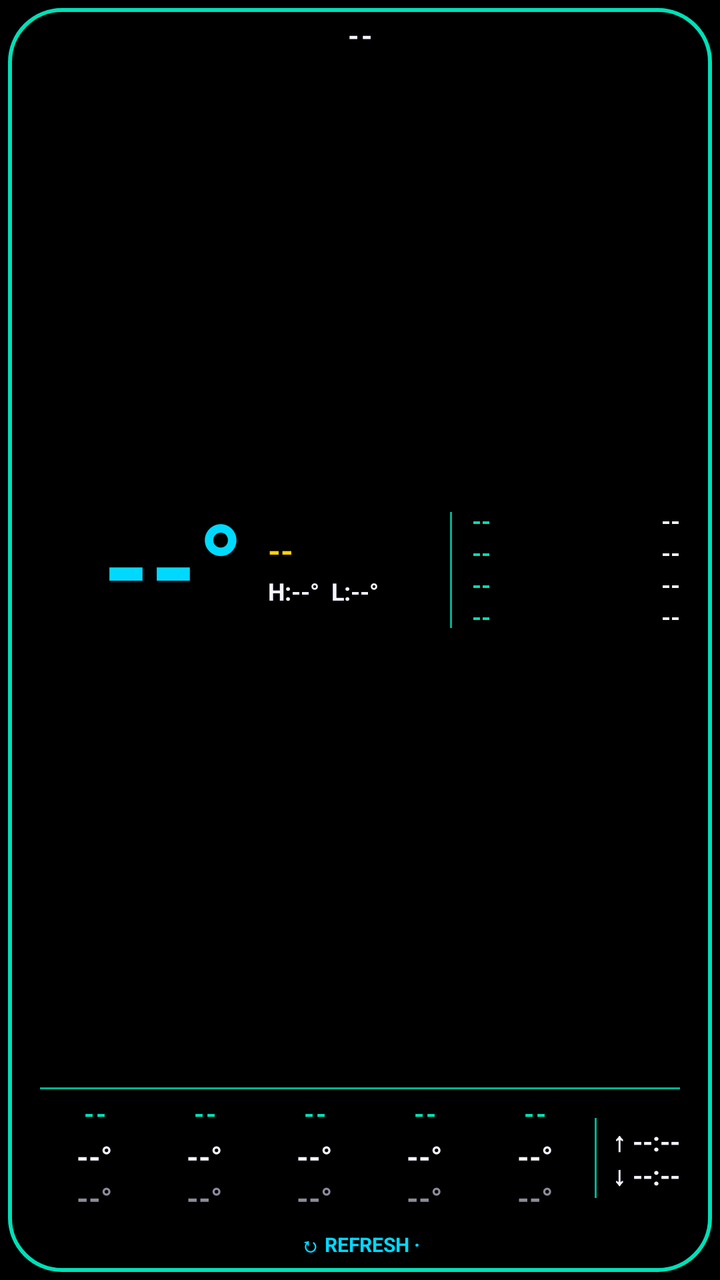
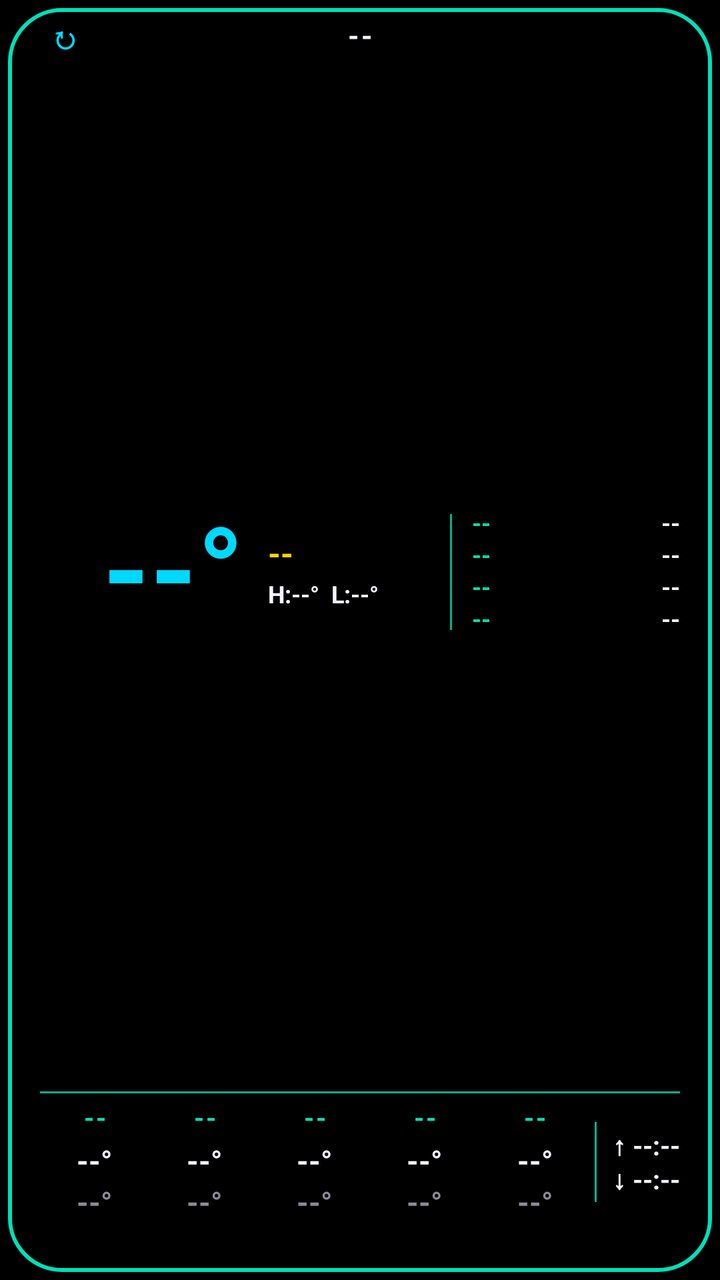

Before-and-after screenshots of an Android layout around one commit, followed by the original layout XML and the change that was made.
<!-- AndroidManifest.xml: application theme Theme.WeatherWidget -->
<!-- res/layout/widget_weather_wide.xml -->
<?xml version="1.0" encoding="utf-8"?>
<LinearLayout xmlns:android="http://schemas.android.com/apk/res/android"
    android:id="@+id/weatherWidgetRoot"
    android:layout_width="match_parent"
    android:layout_height="match_parent"
    android:orientation="vertical"
    android:background="@drawable/widget_background_r26_inset"
    android:paddingTop="10dp"
    android:paddingBottom="10dp"
    android:paddingStart="20dp"
    android:paddingEnd="20dp">

    
    <LinearLayout
        android:layout_width="match_parent"
        android:layout_height="wrap_content"
        android:orientation="horizontal"
        android:gravity="center_vertical">
        <TextView
            android:id="@+id/wideCityText"
            android:layout_width="0dp"
            android:layout_height="wrap_content"
            android:layout_weight="1"
            android:gravity="center"
            android:includeFontPadding="false"
            android:textColor="@color/retro_white"
            android:textStyle="bold"
            android:textSize="14sp"
            android:textAllCaps="true"
            android:letterSpacing="0.08"
            android:singleLine="true"
            android:ellipsize="end"
            android:text="--" />
    </LinearLayout>

    
    <LinearLayout
        android:layout_width="match_parent"
        android:layout_height="0dp"
        android:layout_weight="1"
        android:orientation="horizontal"
        android:gravity="center_vertical"
        android:baselineAligned="false">

        
        <LinearLayout
            android:layout_width="0dp"
            android:layout_height="wrap_content"
            android:layout_weight="1"
            android:orientation="horizontal"
            android:gravity="center"
            android:baselineAligned="false">

        <TextView
            android:id="@+id/wideTempText"
            android:layout_width="wrap_content"
            android:layout_height="wrap_content"
            android:includeFontPadding="false"
            android:textColor="@color/retro_cyan"
            android:textStyle="bold"
            android:textSize="60sp"
            android:singleLine="true"
            android:text="--°" />

        <LinearLayout
            android:layout_width="wrap_content"
            android:layout_height="wrap_content"
            android:layout_marginStart="12dp"
            android:orientation="vertical">
            <TextView
                android:id="@+id/wideConditionText"
                android:layout_width="wrap_content"
                android:layout_height="wrap_content"
                android:includeFontPadding="false"
                android:textColor="@color/retro_yellow"
                android:textStyle="bold"
                android:textSize="16sp"
                android:singleLine="true"
                android:text="--" />
            <TextView
                android:id="@+id/wideHighLowText"
                android:layout_width="wrap_content"
                android:layout_height="wrap_content"
                android:layout_marginTop="4dp"
                android:includeFontPadding="false"
                android:textColor="@color/retro_white"
                android:textStyle="bold"
                android:textSize="12sp"
                android:singleLine="true"
                android:text="H:--°  L:--°" />
        </LinearLayout>
        </LinearLayout>

        
        <TextView
            android:layout_width="1dp"
            android:layout_height="58dp"
            android:layout_marginStart="4dp"
            android:layout_marginEnd="10dp"
            android:background="@color/retro_teal_dim" />

        <LinearLayout
            android:layout_width="104dp"
            android:layout_height="64dp"
            android:orientation="vertical">
            <LinearLayout
                android:layout_width="match_parent"
                android:layout_height="0dp"
                android:layout_weight="1"
                android:orientation="horizontal"
                android:gravity="center_vertical">
                <TextView
                    android:id="@+id/wideStat0Label"
                    android:layout_width="wrap_content"
                    android:layout_height="wrap_content"
                    android:includeFontPadding="false"
                    android:textColor="@color/retro_teal"
                    android:textStyle="bold"
                    android:textSize="12sp"
                    android:singleLine="true"
                    android:text="--" />
                <TextView
                    android:id="@+id/wideStat0Value"
                    android:layout_width="0dp"
                    android:layout_height="wrap_content"
                    android:layout_weight="1"
                    android:includeFontPadding="false"
                    android:gravity="end"
                    android:textColor="@color/retro_white"
                    android:textStyle="bold"
                    android:textSize="12sp"
                    android:singleLine="true"
                    android:text="--" />
            </LinearLayout>
            <LinearLayout
                android:layout_width="match_parent"
                android:layout_height="0dp"
                android:layout_weight="1"
                android:orientation="horizontal"
                android:gravity="center_vertical">
                <TextView
                    android:id="@+id/wideStat1Label"
                    android:layout_width="wrap_content"
                    android:layout_height="wrap_content"
                    android:includeFontPadding="false"
                    android:textColor="@color/retro_teal"
                    android:textStyle="bold"
                    android:textSize="12sp"
                    android:singleLine="true"
                    android:text="--" />
                <TextView
                    android:id="@+id/wideStat1Value"
                    android:layout_width="0dp"
                    android:layout_height="wrap_content"
                    android:layout_weight="1"
                    android:includeFontPadding="false"
                    android:gravity="end"
                    android:textColor="@color/retro_white"
                    android:textStyle="bold"
                    android:textSize="12sp"
                    android:singleLine="true"
                    android:text="--" />
            </LinearLayout>
            <LinearLayout
                android:layout_width="match_parent"
                android:layout_height="0dp"
                android:layout_weight="1"
                android:orientation="horizontal"
                android:gravity="center_vertical">
                <TextView
                    android:id="@+id/wideStat2Label"
                    android:layout_width="wrap_content"
                    android:layout_height="wrap_content"
                    android:includeFontPadding="false"
                    android:textColor="@color/retro_teal"
                    android:textStyle="bold"
                    android:textSize="12sp"
                    android:singleLine="true"
                    android:text="--" />
                <TextView
                    android:id="@+id/wideStat2Value"
                    android:layout_width="0dp"
                    android:layout_height="wrap_content"
                    android:layout_weight="1"
                    android:includeFontPadding="false"
                    android:gravity="end"
                    android:textColor="@color/retro_white"
                    android:textStyle="bold"
                    android:textSize="12sp"
                    android:singleLine="true"
                    android:text="--" />
            </LinearLayout>
            <LinearLayout
                android:layout_width="match_parent"
                android:layout_height="0dp"
                android:layout_weight="1"
                android:orientation="horizontal"
                android:gravity="center_vertical">
                <TextView
                    android:id="@+id/wideStat3Label"
                    android:layout_width="wrap_content"
                    android:layout_height="wrap_content"
                    android:includeFontPadding="false"
                    android:textColor="@color/retro_teal"
                    android:textStyle="bold"
                    android:textSize="12sp"
                    android:singleLine="true"
                    android:text="--" />
                <TextView
                    android:id="@+id/wideStat3Value"
                    android:layout_width="0dp"
                    android:layout_height="wrap_content"
                    android:layout_weight="1"
                    android:includeFontPadding="false"
                    android:gravity="end"
                    android:textColor="@color/retro_white"
                    android:textStyle="bold"
                    android:textSize="12sp"
                    android:singleLine="true"
                    android:text="--" />
            </LinearLayout>
        </LinearLayout>
    </LinearLayout>

    
    <TextView
        android:layout_width="match_parent"
        android:layout_height="1dp"
        android:layout_marginBottom="5dp"
        android:background="@color/retro_teal_dim" />

    
    <LinearLayout
        android:layout_width="match_parent"
        android:layout_height="wrap_content"
        android:orientation="horizontal"
        android:gravity="center_vertical"
        android:baselineAligned="false">
        <LinearLayout
            android:layout_width="0dp"
            android:layout_height="wrap_content"
            android:layout_weight="1"
            android:orientation="vertical"
            android:gravity="center_horizontal">
            <TextView
                android:id="@+id/wideDay0Label"
                android:layout_width="wrap_content"
                android:layout_height="wrap_content"
                android:includeFontPadding="false"
                android:textColor="@color/retro_teal"
                android:textStyle="bold"
                android:textSize="13sp"
                android:letterSpacing="0.06"
                android:text="--" />
            <TextView
                android:id="@+id/wideDay0High"
                android:layout_width="wrap_content"
                android:layout_height="wrap_content"
                android:layout_marginTop="5dp"
                android:includeFontPadding="false"
                android:textColor="@color/retro_white"
                android:textStyle="bold"
                android:textSize="15sp"
                android:singleLine="true"
                android:text="--°" />
            <TextView
                android:id="@+id/wideDay0Low"
                android:layout_width="wrap_content"
                android:layout_height="wrap_content"
                android:layout_marginTop="3dp"
                android:includeFontPadding="false"
                android:textColor="@color/retro_white_dim"
                android:textStyle="bold"
                android:textSize="15sp"
                android:singleLine="true"
                android:text="--°" />
        </LinearLayout>
        <LinearLayout
            android:layout_width="0dp"
            android:layout_height="wrap_content"
            android:layout_weight="1"
            android:orientation="vertical"
            android:gravity="center_horizontal">
            <TextView
                android:id="@+id/wideDay1Label"
                android:layout_width="wrap_content"
                android:layout_height="wrap_content"
                android:includeFontPadding="false"
                android:textColor="@color/retro_teal"
                android:textStyle="bold"
                android:textSize="13sp"
                android:letterSpacing="0.06"
                android:text="--" />
            <TextView
                android:id="@+id/wideDay1High"
                android:layout_width="wrap_content"
                android:layout_height="wrap_content"
                android:layout_marginTop="5dp"
                android:includeFontPadding="false"
                android:textColor="@color/retro_white"
                android:textStyle="bold"
                android:textSize="15sp"
                android:singleLine="true"
                android:text="--°" />
            <TextView
                android:id="@+id/wideDay1Low"
                android:layout_width="wrap_content"
                android:layout_height="wrap_content"
                android:layout_marginTop="3dp"
                android:includeFontPadding="false"
                android:textColor="@color/retro_white_dim"
                android:textStyle="bold"
                android:textSize="15sp"
                android:singleLine="true"
                android:text="--°" />
        </LinearLayout>
        <LinearLayout
            android:layout_width="0dp"
            android:layout_height="wrap_content"
            android:layout_weight="1"
            android:orientation="vertical"
            android:gravity="center_horizontal">
            <TextView
                android:id="@+id/wideDay2Label"
                android:layout_width="wrap_content"
                android:layout_height="wrap_content"
                android:includeFontPadding="false"
                android:textColor="@color/retro_teal"
                android:textStyle="bold"
                android:textSize="13sp"
                android:letterSpacing="0.06"
                android:text="--" />
            <TextView
                android:id="@+id/wideDay2High"
                android:layout_width="wrap_content"
                android:layout_height="wrap_content"
                android:layout_marginTop="5dp"
                android:includeFontPadding="false"
                android:textColor="@color/retro_white"
                android:textStyle="bold"
                android:textSize="15sp"
                android:singleLine="true"
                android:text="--°" />
            <TextView
                android:id="@+id/wideDay2Low"
                android:layout_width="wrap_content"
                android:layout_height="wrap_content"
                android:layout_marginTop="3dp"
                android:includeFontPadding="false"
                android:textColor="@color/retro_white_dim"
                android:textStyle="bold"
                android:textSize="15sp"
                android:singleLine="true"
                android:text="--°" />
        </LinearLayout>
        <LinearLayout
            android:layout_width="0dp"
            android:layout_height="wrap_content"
            android:layout_weight="1"
            android:orientation="vertical"
            android:gravity="center_horizontal">
            <TextView
                android:id="@+id/wideDay3Label"
                android:layout_width="wrap_content"
                android:layout_height="wrap_content"
                android:includeFontPadding="false"
                android:textColor="@color/retro_teal"
                android:textStyle="bold"
                android:textSize="13sp"
                android:letterSpacing="0.06"
                android:text="--" />
            <TextView
                android:id="@+id/wideDay3High"
                android:layout_width="wrap_content"
                android:layout_height="wrap_content"
                android:layout_marginTop="5dp"
                android:includeFontPadding="false"
                android:textColor="@color/retro_white"
                android:textStyle="bold"
                android:textSize="15sp"
                android:singleLine="true"
                android:text="--°" />
            <TextView
                android:id="@+id/wideDay3Low"
                android:layout_width="wrap_content"
                android:layout_height="wrap_content"
                android:layout_marginTop="3dp"
                android:includeFontPadding="false"
                android:textColor="@color/retro_white_dim"
                android:textStyle="bold"
                android:textSize="15sp"
                android:singleLine="true"
                android:text="--°" />
        </LinearLayout>
        <LinearLayout
            android:layout_width="0dp"
            android:layout_height="wrap_content"
            android:layout_weight="1"
            android:orientation="vertical"
            android:gravity="center_horizontal">
            <TextView
                android:id="@+id/wideDay4Label"
                android:layout_width="wrap_content"
                android:layout_height="wrap_content"
                android:includeFontPadding="false"
                android:textColor="@color/retro_teal"
                android:textStyle="bold"
                android:textSize="13sp"
                android:letterSpacing="0.06"
                android:text="--" />
            <TextView
                android:id="@+id/wideDay4High"
                android:layout_width="wrap_content"
                android:layout_height="wrap_content"
                android:layout_marginTop="5dp"
                android:includeFontPadding="false"
                android:textColor="@color/retro_white"
                android:textStyle="bold"
                android:textSize="15sp"
                android:singleLine="true"
                android:text="--°" />
            <TextView
                android:id="@+id/wideDay4Low"
                android:layout_width="wrap_content"
                android:layout_height="wrap_content"
                android:layout_marginTop="3dp"
                android:includeFontPadding="false"
                android:textColor="@color/retro_white_dim"
                android:textStyle="bold"
                android:textSize="15sp"
                android:singleLine="true"
                android:text="--°" />
        </LinearLayout>

        <TextView
            android:layout_width="1dp"
            android:layout_height="40dp"
            android:layout_marginStart="2dp"
            android:layout_marginEnd="8dp"
            android:background="@color/retro_teal_dim" />

        <LinearLayout
            android:layout_width="wrap_content"
            android:layout_height="wrap_content"
            android:orientation="vertical"
            android:gravity="center_vertical">
            <TextView
                android:id="@+id/wideSunriseText"
                android:layout_width="wrap_content"
                android:layout_height="wrap_content"
                android:includeFontPadding="false"
                android:textColor="@color/retro_white"
                android:textStyle="bold"
                android:textSize="13sp"
                android:singleLine="true"
                android:text="↑ --:--" />
            <TextView
                android:id="@+id/wideSunsetText"
                android:layout_width="wrap_content"
                android:layout_height="wrap_content"
                android:layout_marginTop="-1dp"
                android:includeFontPadding="false"
                android:textColor="@color/retro_white"
                android:textStyle="bold"
                android:textSize="13sp"
                android:singleLine="true"
                android:text="↓ --:--" />
        </LinearLayout>
    </LinearLayout>

    
    <FrameLayout
        android:id="@+id/refreshArea"
        android:layout_width="match_parent"
        android:layout_height="wrap_content"
        android:layout_marginTop="4dp"
        android:paddingTop="3dp"
        android:paddingBottom="1dp">

        <LinearLayout
            android:id="@+id/refreshLines"
            android:layout_width="match_parent"
            android:layout_height="wrap_content"
            android:orientation="horizontal"
            android:gravity="center">
            <TextView
                android:id="@+id/tapRefreshText"
                android:layout_width="wrap_content"
                android:layout_height="wrap_content"
                android:includeFontPadding="false"
                android:textColor="@color/retro_cyan"
                android:textStyle="bold"
                android:textSize="10sp"
                android:singleLine="true"
                android:text="@string/widget_wide_refresh" />
            <TextView
                android:id="@+id/updatedText"
                android:layout_width="wrap_content"
                android:layout_height="wrap_content"
                android:includeFontPadding="false"
                android:textColor="@color/retro_white_dim"
                android:textSize="10sp"
                android:singleLine="true"
                android:ellipsize="end"
                android:text="" />
        </LinearLayout>

        <TextView
            android:id="@+id/updatingText"
            android:layout_width="match_parent"
            android:layout_height="match_parent"
            android:includeFontPadding="false"
            android:gravity="center"
            android:textColor="@color/retro_cyan"
            android:textStyle="bold"
            android:textSize="11sp"
            android:singleLine="true"
            android:text="@string/widget_loading"
            android:visibility="gone" />
    </FrameLayout>

</LinearLayout>
<!-- resources referenced by this layout -->
<resources>
  <color name="retro_cyan">#00D9FF</color>
  <color name="retro_teal">#00E0B8</color>
  <color name="retro_teal_dim">#CC00E0B8</color>
  <color name="retro_white">#F5F5FF</color>
  <color name="retro_white_dim">#8C8C99</color>
  <color name="retro_yellow">#FFD400</color>
  <!-- drawable widget_background_r26_inset (drawable) -->
  <?xml version="1.0" encoding="utf-8"?>
  <layer-list xmlns:android="http://schemas.android.com/apk/res/android">
      <item
          android:drawable="@drawable/widget_background_r26"
          android:left="4dp"
          android:top="4dp"
          android:right="4dp"
          android:bottom="4dp" />
  </layer-list>
  <string name="widget_loading">Updating…</string>
  <string name="widget_wide_refresh">↻ REFRESH  ·  </string>
  <style name="Theme.WeatherWidget" parent="Theme.MaterialComponents.NoActionBar">
          <item name="colorPrimary">@color/retro_teal</item>
          <item name="colorPrimaryDark">@color/black</item>
          <item name="colorAccent">@color/retro_cyan</item>
          <item name="android:windowBackground">@color/black</item>
          <item name="android:textColorPrimary">@color/retro_white</item>
          <item name="android:textColorSecondary">@color/retro_white</item>
      </style>
  <!-- drawable widget_background_r26 (drawable) -->
  <?xml version="1.0" encoding="utf-8"?>
  <layer-list xmlns:android="http://schemas.android.com/apk/res/android">
      <item>
          <shape android:shape="rectangle">
              <solid android:color="@color/black" />
              <corners android:radius="26dp" />
          </shape>
      </item>
      <item>
          <shape android:shape="rectangle">
              <stroke
                  android:width="2dp"
                  android:color="@color/retro_teal" />
              <corners android:radius="26dp" />
          </shape>
      </item>
  </layer-list>
  <color name="black">#000000</color>
</resources>

<!-- the commit's change to res/layout/widget_weather_wide.xml (unified diff, before → after) -->
@@ -17,6 +17,19 @@
         android:orientation="horizontal"
         android:gravity="center_vertical">
         <TextView
+            android:id="@+id/refreshIcon"
+            android:layout_width="40dp"
+            android:layout_height="32dp"
+            android:layout_marginTop="-8dp"
+            android:layout_marginBottom="-8dp"
+            android:layout_marginStart="-8dp"
+            android:gravity="center"
+            android:includeFontPadding="false"
+            android:textColor="@color/retro_cyan"
+            android:textStyle="bold"
+            android:textSize="16sp"
+            android:text="↻" />
+        <TextView
             android:id="@+id/wideCityText"
             android:layout_width="0dp"
             android:layout_height="wrap_content"
@@ -31,6 +44,9 @@
             android:singleLine="true"
             android:ellipsize="end"
             android:text="--" />
+        <TextView
+            android:layout_width="32dp"
+            android:layout_height="1dp" />
     </LinearLayout>
 
     
@@ -469,54 +485,19 @@
     </LinearLayout>
 
     
-    <FrameLayout
-        android:id="@+id/refreshArea"
+    <TextView
+        android:id="@+id/updatedText"
         android:layout_width="match_parent"
         android:layout_height="wrap_content"
         android:layout_marginTop="4dp"
         android:paddingTop="3dp"
-        android:paddingBottom="1dp">
-
-        <LinearLayout
-            android:id="@+id/refreshLines"
-            android:layout_width="match_parent"
-            android:layout_height="wrap_content"
-            android:orientation="horizontal"
-            android:gravity="center">
-            <TextView
-                android:id="@+id/tapRefreshText"
-                android:layout_width="wrap_content"
-                android:layout_height="wrap_content"
-                android:includeFontPadding="false"
-                android:textColor="@color/retro_cyan"
-                android:textStyle="bold"
-                android:textSize="10sp"
-                android:singleLine="true"
-                android:text="@string/widget_wide_refresh" />
-            <TextView
-                android:id="@+id/updatedText"
-                android:layout_width="wrap_content"
-                android:layout_height="wrap_content"
-                android:includeFontPadding="false"
-                android:textColor="@color/retro_white_dim"
-                android:textSize="10sp"
-                android:singleLine="true"
-                android:ellipsize="end"
-                android:text="" />
-        </LinearLayout>
-
-        <TextView
-            android:id="@+id/updatingText"
-            android:layout_width="match_parent"
-            android:layout_height="match_parent"
-            android:includeFontPadding="false"
-            android:gravity="center"
-            android:textColor="@color/retro_cyan"
-            android:textStyle="bold"
-            android:textSize="11sp"
-            android:singleLine="true"
-            android:text="@string/widget_loading"
-            android:visibility="gone" />
-    </FrameLayout>
+        android:paddingBottom="1dp"
+        android:includeFontPadding="false"
+        android:gravity="center"
+        android:textColor="@color/retro_white_dim"
+        android:textSize="10sp"
+        android:singleLine="true"
+        android:ellipsize="end"
+        android:text="" />
 
 </LinearLayout>
<!-- resource entries referenced after the edit -->
@@ -16,8 +16,6 @@
           android:right="4dp"
           android:bottom="4dp" />
   </layer-list>
-  <string name="widget_loading">Updating…</string>
-  <string name="widget_wide_refresh">↻ REFRESH  ·  </string>
   <style name="Theme.WeatherWidget" parent="Theme.MaterialComponents.NoActionBar">
           <item name="colorPrimary">@color/retro_teal</item>
           <item name="colorPrimaryDark">@color/black</item>
